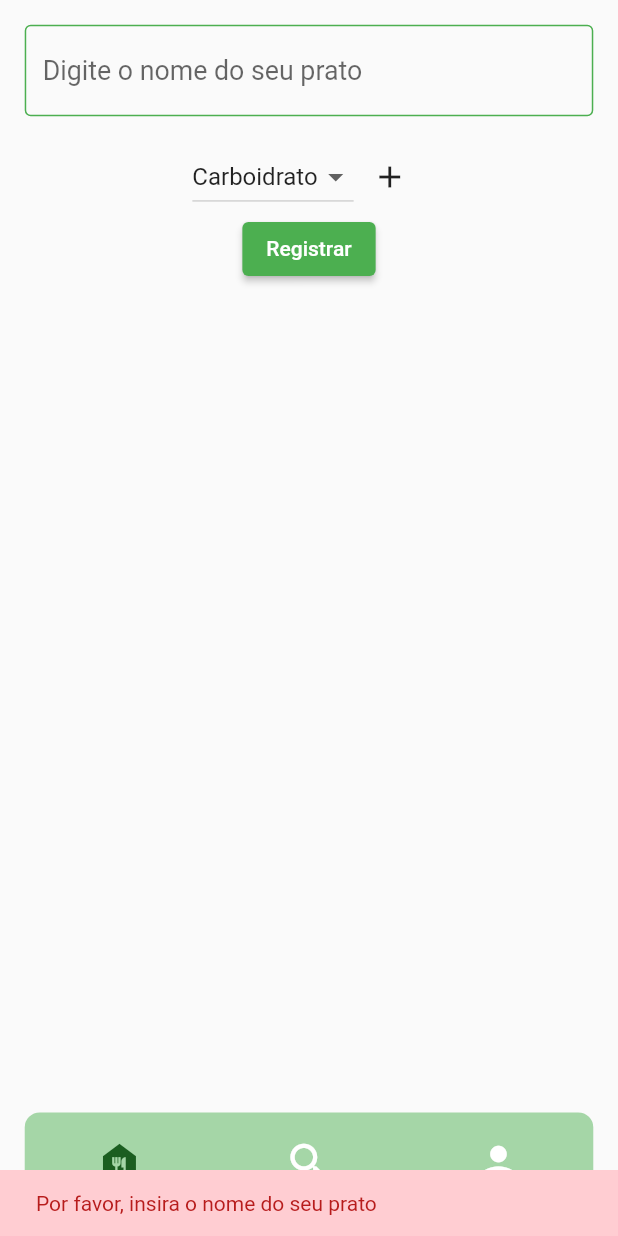
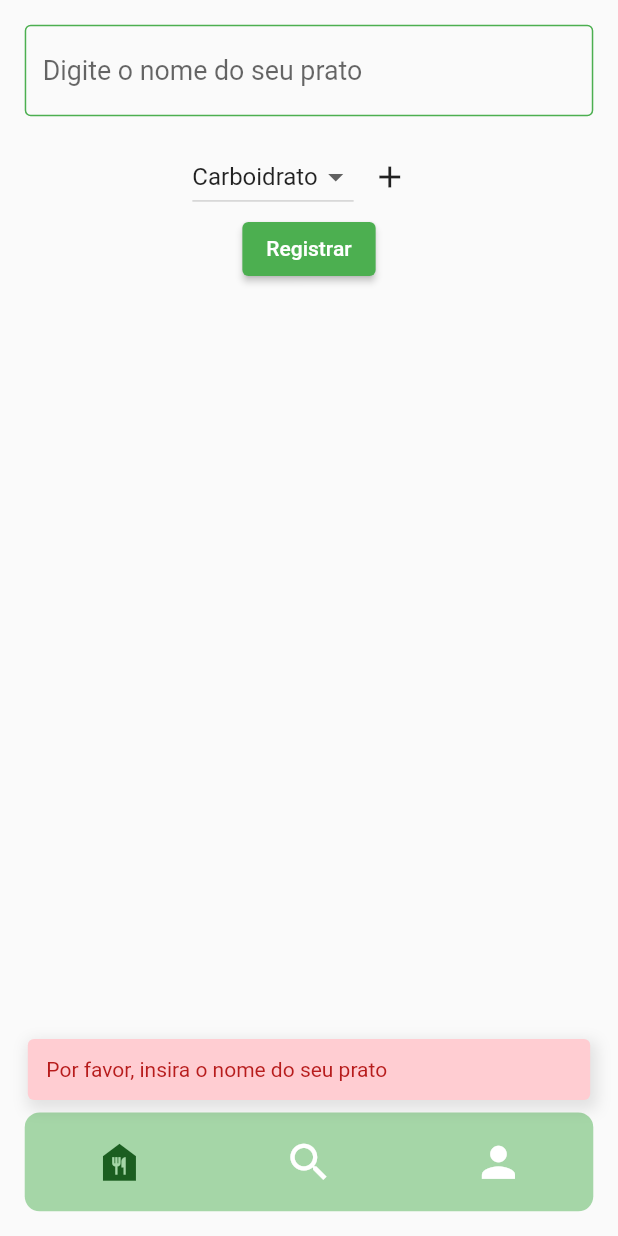
Before and after one commit to zizima100/PerfectPlate, a Flutter app: the PlatesMainScreen screen opened by its route, after a tap on the "add" icon, after a tap on the "delete" icon, after a tap on "Registrar", on a phone screen of 412 x 824 dp. Run offline on Flutter 3.47's test engine with Material 2 defaults, Android fonts, the phone set to English and light mode, and no system bars; our stand-ins replace bloc, equatable, flutter_bloc, shared_preferences, sizer; accounts and stored records are empty.

Commit message:
customize snackbar

```diff
--- a/mobile/perfectplate/lib/presentation/screens/home/plates_home_screen.dart
+++ b/mobile/perfectplate/lib/presentation/screens/home/plates_home_screen.dart
@@ -2,6 +2,7 @@ import 'package:flutter/material.dart';
 import 'package:flutter_bloc/flutter_bloc.dart';
 import 'package:perfectplate/logic/bloc/auth_user/auth_user_bloc.dart';
 import 'package:perfectplate/presentation/screens/home/tabs/plate_creation/widgets/plate_insertion.dart';
+import 'package:perfectplate/presentation/screens/home/tabs/profile/profile.dart';
 import 'package:perfectplate/presentation/screens/home/widgets/tab_bar.dart';
 import 'package:perfectplate/presentation/utils/router/route_helper.dart';
 import 'package:perfectplate/presentation/utils/router/routes.dart';
@@ -38,7 +39,7 @@ class _PlatesMainScreenState extends State<PlatesMainScreen> {
         case Tabs.search:
           return Center(child: Text('search'));
         case Tabs.profile:
-          return Center(child: Text('profile'));
+          return Profile();
       }
     }
 
@@ -54,7 +55,10 @@ class _PlatesMainScreenState extends State<PlatesMainScreen> {
           child: Column(
             mainAxisAlignment: MainAxisAlignment.spaceBetween,
             children: [
-              _renderTab(),
+              Flexible(
+                flex: 7,
+                child: _renderTab(),
+              ),
               PerfectPlateTabBar(
                 onSelectTab: _onSelectTab,
                 currentTab: _tabSelected,
--- a/mobile/perfectplate/lib/presentation/utils/widgets/snackbar_utils.dart
+++ b/mobile/perfectplate/lib/presentation/utils/widgets/snackbar_utils.dart
@@ -1,36 +1,59 @@
 import 'package:flutter/material.dart';
+import 'package:sizer/sizer.dart';
 
 class SnackBarUtils {
   final BuildContext _context;
-  const SnackBarUtils(this._context);
+  late Color _backgroundColor;
+  late Color _textColor;
+  late String _message;
+
+  SnackBarUtils(this._context);
 
   void showSnackBarError(String message) {
-    ScaffoldMessenger.of(_context).showSnackBar(
-      SnackBar(
-        backgroundColor: Colors.red.shade100,
-        duration: Duration(milliseconds: 1500),
-        content: Text(
-          message,
-          style: TextStyle(
-            color: Colors.red.shade900,
-          ),
-        ),
-      ),
-    );
+    _backgroundColor = Colors.red.shade100;
+    _textColor = Colors.red.shade900;
+    _message = message;
+    _showSnackBar();
   }
 
   void showSnackBarSuccess(String message) {
+    _backgroundColor = Colors.green.shade100;
+    _textColor = Colors.green.shade900;
+    _message = message;
+    _showSnackBar();
+  }
+
+  void _showSnackBar() {
     ScaffoldMessenger.of(_context).showSnackBar(
       SnackBar(
-        backgroundColor: Colors.green.shade100,
+        backgroundColor: Colors.transparent,
+        elevation: 0,
         duration: Duration(milliseconds: 1500),
-        content: Text(
-          message,
-          style: TextStyle(
-            color: Colors.green.shade900,
+        padding: EdgeInsets.symmetric(vertical: 11.h, horizontal: 4.5.w),
+        content: Container(
+          decoration: BoxDecoration(
+            color: _backgroundColor,
+            boxShadow: const [
+              BoxShadow(
+                color: Color(0x19000000),
+                spreadRadius: 2.0,
+                blurRadius: 8.0,
+                offset: Offset(2, 4),
+              )
+            ],
+            borderRadius: BorderRadius.circular(0.5.h),
           ),
+          child: Padding(
+            padding: EdgeInsets.all(1.5.h),
+            child: Text(
+              _message,
+              style: TextStyle(
+                color: _textColor,
+              ),
+            )
+          )
         ),
-      ),
+      )
     );
   }
 }
```
Also changed, not shown: mobile/perfectplate/lib/presentation/screens/home/tabs/profile/profile.dart (added, +22 -0 lines).
